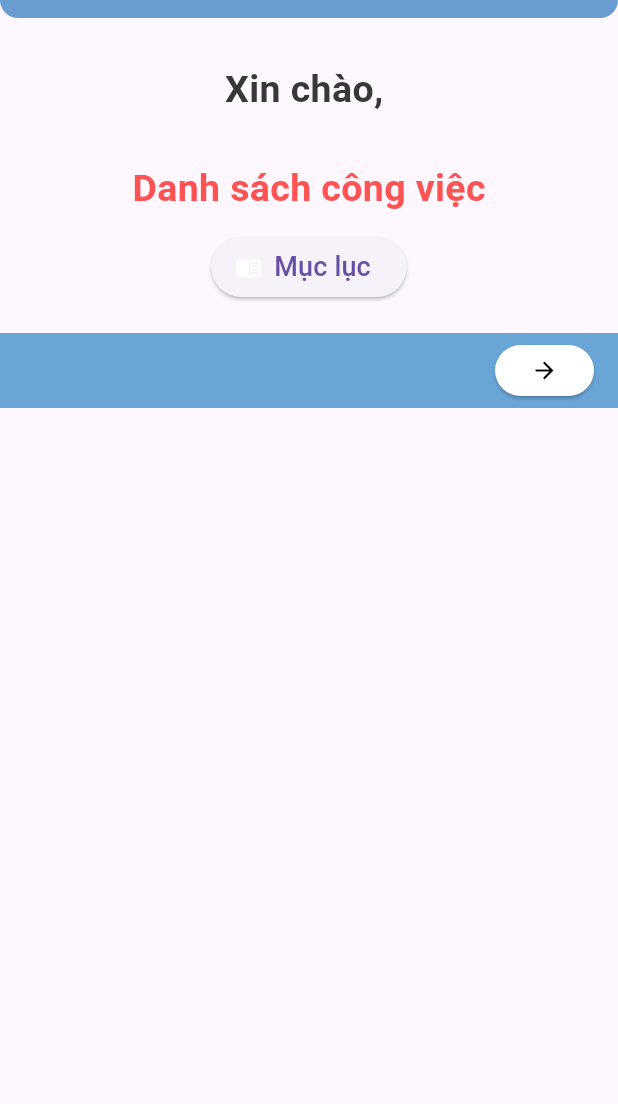
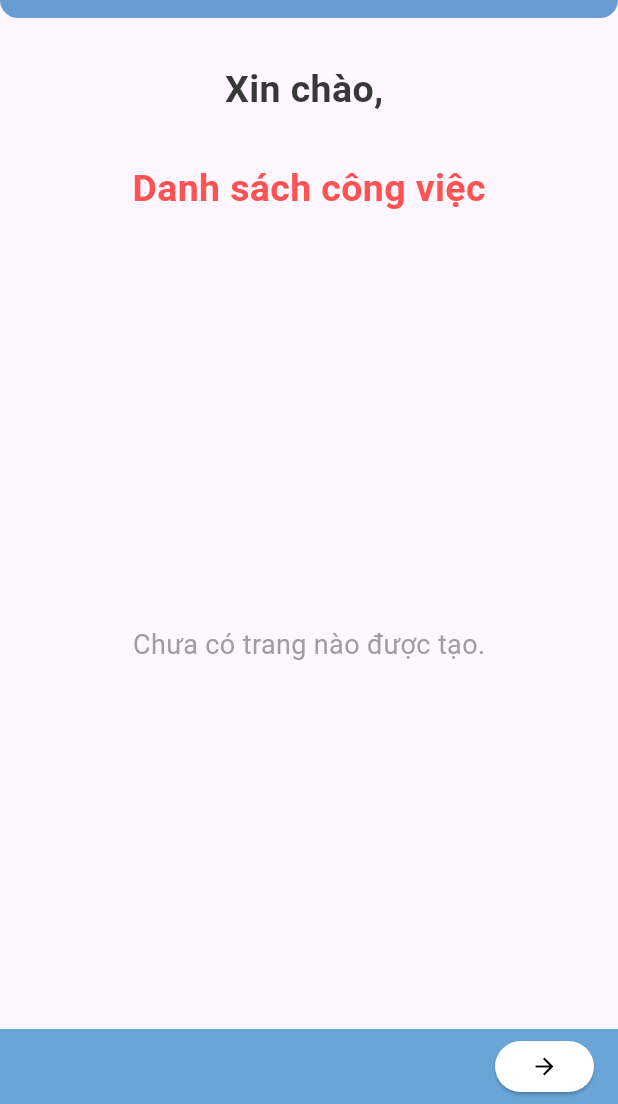
Before and after one commit to VDgit03/2025_LTTBDD_N04_Nhom_12, a Flutter app: the Homepage screen opened directly, on a phone screen of 412 x 824 dp, the part 132-1236 px from its top. Run offline on Flutter 3.47's test engine with Material 3 defaults, Android fonts, the phone set to English and light mode, and no system bars.

Commit message:
thêm list ở ngoài homepage

```diff
--- a/lib/Home/dashboard.dart
+++ b/lib/Home/dashboard.dart
@@ -1,10 +1,9 @@
 import 'package:flutter/material.dart';
 import 'package:mobile_ck/l10n/app_localizations.dart';
-import 'package:mobile_ck/ViewPage/MucLuc.dart';
 
 class Dashboard extends StatelessWidget {
   final String username;
-  const Dashboard({super.key, required this.username});
+  Dashboard({super.key, required this.username});
 
   @override
   Widget build(BuildContext context) {
@@ -37,19 +36,7 @@ class Dashboard extends StatelessWidget {
                 ),
               ),
             ),
-
             const SizedBox(height: 10),
-
-            ElevatedButton.icon(
-              onPressed: () {
-                Navigator.push(
-                  context,
-                  MaterialPageRoute(builder: (_) => Mucluc()),
-                );
-              },
-              icon: Icon(Icons.menu_book_rounded, color: Colors.white),
-              label: Text("Mục lục", style: TextStyle(fontSize: 18)),
-            ),
           ],
         ),
       ),
--- a/lib/Home/homepage.dart
+++ b/lib/Home/homepage.dart
@@ -3,10 +3,24 @@ import 'nav.dart';
 import 'dashboard.dart';
 import 'drawer.dart';
 import 'package:mobile_ck/l10n/app_localizations.dart';
+import 'package:mobile_ck/ViewPage/SaveData.dart';
+import 'package:mobile_ck/ViewPage/page.dart';
 
-class Homepage extends StatelessWidget {
+class Homepage extends StatefulWidget {
   final String username;
   const Homepage({super.key, required this.username});
+  @override
+  _HomepageState createState() => _HomepageState();
+}
+
+class _HomepageState extends State<Homepage> {
+  final _data = SaveData();
+  late List<int> pages;
+  @override
+  void initState() {
+    super.initState();
+    pages = _data.getPagesWithContent();
+  }
 
   @override
   Widget build(BuildContext context) {
@@ -15,12 +29,7 @@ class Homepage extends StatelessWidget {
         backgroundColor: Color.fromARGB(255, 105, 166, 215),
         elevation: 6,
         toolbarHeight: 100,
-        title: Row(
-          mainAxisSize: MainAxisSize.min,
-          children: [
-            Padding(padding: EdgeInsets.only(left: 40)),
-            Center(
-              child: Text(
+        title: Text(
           AppLocalizations.of(context)!.homepage,
           style: TextStyle(
             fontWeight: FontWeight.bold,
@@ -28,27 +37,69 @@ class Homepage extends StatelessWidget {
             color: Color.fromARGB(255, 56, 56, 56),
           ),
         ),
-            ),
-            SizedBox(width: 40),
-          ],
-        ),
+        centerTitle: true,
         shape: RoundedRectangleBorder(
           borderRadius: BorderRadius.vertical(bottom: Radius.circular(12)),
         ),
-        centerTitle: true,
       ),
-      drawer: MyDrawer(username: username),
-      body: SingleChildScrollView(
-        child: Column(
-          mainAxisAlignment: MainAxisAlignment.center,
-          crossAxisAlignment: CrossAxisAlignment.center,
+
+      drawer: MyDrawer(username: widget.username),
+
+      body: Column(
         children: [
           SizedBox(height: 10),
-            Dashboard(username: username),
-            nav_homepage(username: username),
+          Dashboard(username: widget.username),
+
+          Expanded(
+            child: pages.isEmpty
+                ? Center(
+                    child: Text(
+                      "Chưa có trang nào được tạo.",
+                      style: TextStyle(fontSize: 18, color: Colors.grey),
+                    ),
+                  )
+                : ListView.builder(
+                    itemCount: pages.length,
+                    itemBuilder: (context, index) {
+                      final pageNum = pages[index];
+                      return Container(
+                        width: 200,
+                        child: ElevatedButton(
+                          onPressed: () {
+                            Navigator.push(
+                              context,
+                              MaterialPageRoute(
+                                builder: (_) => page(
+                                  username: widget.username,
+                                  pageNumber: pageNum,
+                                ),
+                              ),
+                            );
+
+                            //load lại page
+                            setState(() {
+                              pages = _data.getPagesWithContent();
+                            });
+                          },
+                          child: Column(
+                            children: [
+                              Text("Trang $pageNum"),
+                              Text(
+                                _data.getDate(pageNum).isNotEmpty
+                                    ? "Ngày: ${_data.getDate(pageNum)}"
+                                    : "Chưa ghi ngày",
+                              ),
                             ],
                           ),
                         ),
                       );
+                    },
+                  ),
+          ),
+
+          nav_homepage(username: widget.username),
+        ],
+      ),
+    );
   }
 }
--- a/lib/ViewPage/footer.dart
+++ b/lib/ViewPage/footer.dart
@@ -1,6 +1,5 @@
 import 'package:flutter/material.dart';
 import 'package:mobile_ck/l10n/app_localizations.dart';
-import 'SaveData.dart';
 
 class Footer extends StatefulWidget {
   final int pageNumber;
```
Lines whose indentation alone changed are shown as unchanged.
